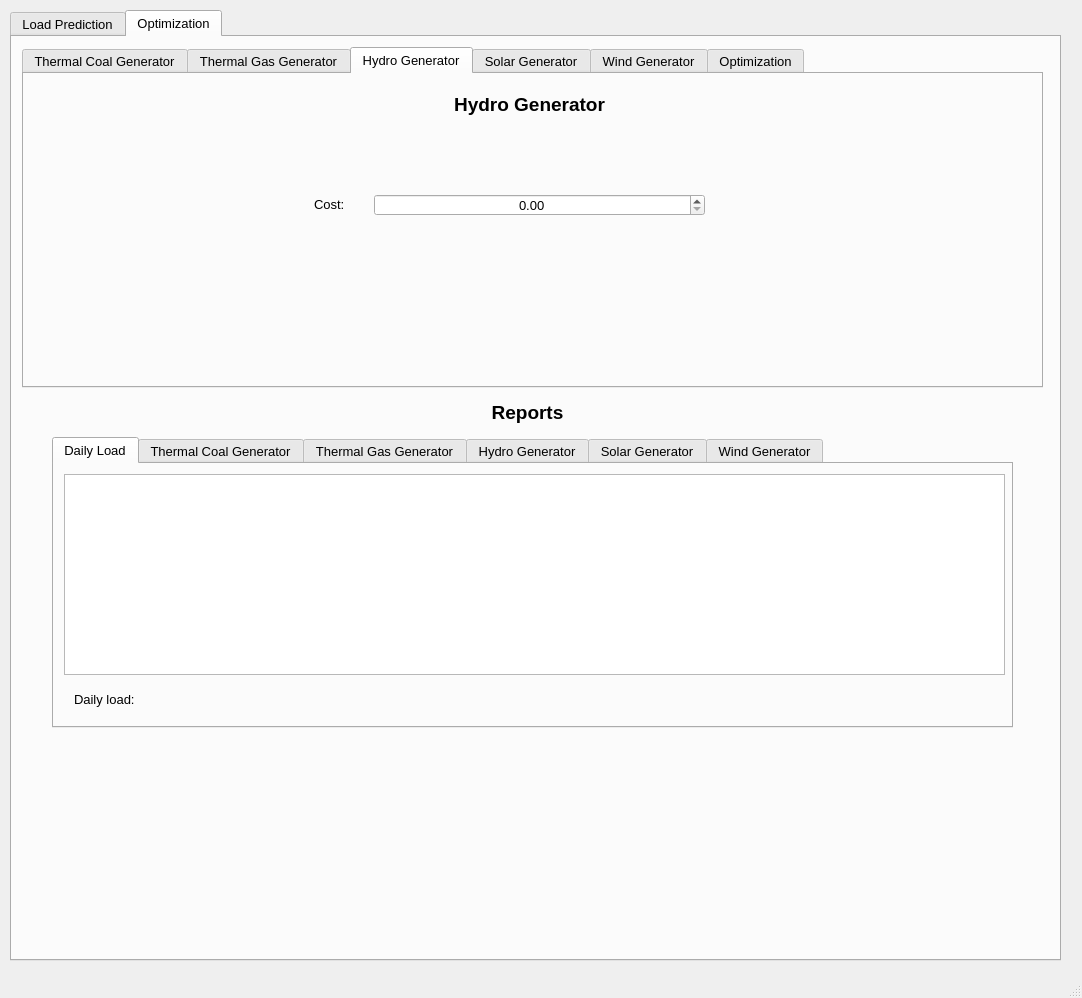
This is ui/frontend.ui in nikolaJov2605/ISIS_NIS_Project as Qt 5 draws it before an edit. The edited form follows.
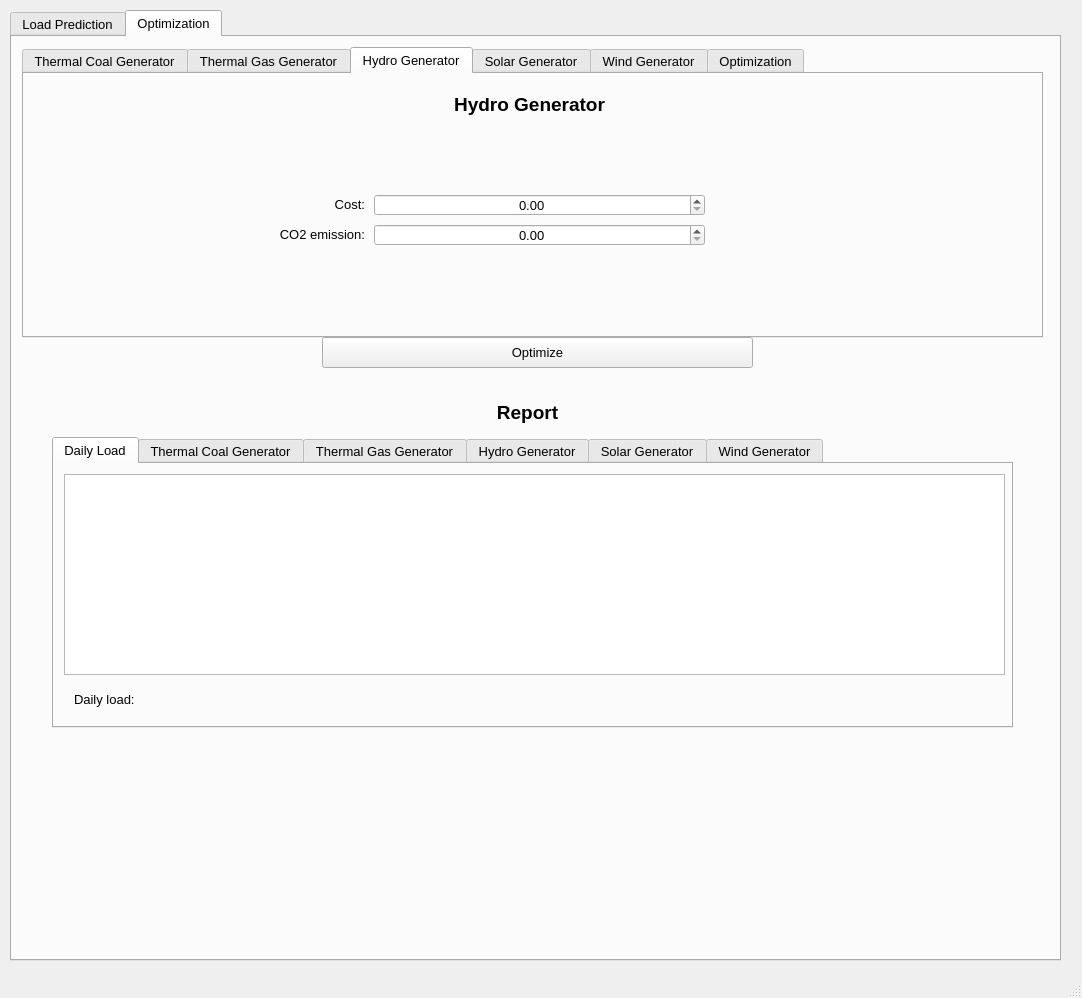
This is the edited form. The open tabs and pages were chosen to show the change.

Diff of the .ui file:
```diff
--- a/ui/frontend.ui
+++ b/ui/frontend.ui
@@ -890,7 +890,7 @@
         <x>10</x>
         <y>10</y>
         <width>1021</width>
-        <height>341</height>
+        <height>291</height>
        </rect>
       </property>
       <property name="currentIndex">
@@ -2123,15 +2123,21 @@
        <widget class="QLabel" name="label_10">
         <property name="geometry">
          <rect>
-          <x>290</x>
+          <x>300</x>
           <y>120</y>
-          <width>55</width>
+          <width>41</width>
           <height>21</height>
          </rect>
         </property>
+        <property name="layoutDirection">
+         <enum>Qt::LeftToRight</enum>
+        </property>
         <property name="text">
          <string>Cost:</string>
         </property>
+        <property name="alignment">
+         <set>Qt::AlignRight|Qt::AlignTrailing|Qt::AlignVCenter</set>
+        </property>
        </widget>
        <widget class="QDoubleSpinBox" name="hydro_cost_box">
         <property name="geometry">
@@ -2146,6 +2152,35 @@
          <set>Qt::AlignCenter</set>
         </property>
        </widget>
+       <widget class="QDoubleSpinBox" name="hydro_co2_emission_box">
+        <property name="geometry">
+         <rect>
+          <x>350</x>
+          <y>150</y>
+          <width>331</width>
+          <height>22</height>
+         </rect>
+        </property>
+        <property name="alignment">
+         <set>Qt::AlignCenter</set>
+        </property>
+       </widget>
+       <widget class="QLabel" name="label_24">
+        <property name="geometry">
+         <rect>
+          <x>220</x>
+          <y>150</y>
+          <width>121</width>
+          <height>21</height>
+         </rect>
+        </property>
+        <property name="text">
+         <string>CO2 emission:</string>
+        </property>
+        <property name="alignment">
+         <set>Qt::AlignRight|Qt::AlignTrailing|Qt::AlignVCenter</set>
+        </property>
+       </widget>
       </widget>
       <widget class="QWidget" name="solar_generator_tab">
        <attribute name="title">
@@ -2803,12 +2838,25 @@
        </font>
       </property>
       <property name="text">
-       <string>Reports</string>
+       <string>Report</string>
       </property>
       <property name="alignment">
        <set>Qt::AlignCenter</set>
       </property>
      </widget>
+     <widget class="QPushButton" name="optimization_btn">
+      <property name="geometry">
+       <rect>
+        <x>310</x>
+        <y>300</y>
+        <width>431</width>
+        <height>31</height>
+       </rect>
+      </property>
+      <property name="text">
+       <string>Optimize</string>
+      </property>
+     </widget>
     </widget>
    </widget>
   </widget>
```
Left out of the diff: 12 changed lines with no effect on the pictures.
